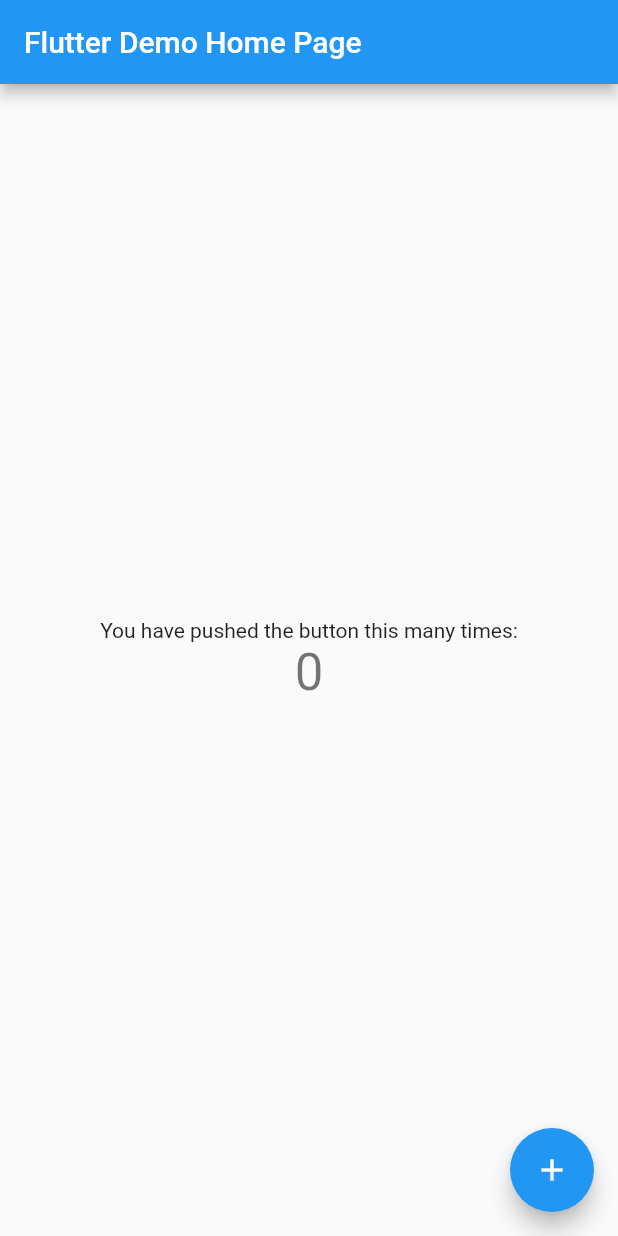
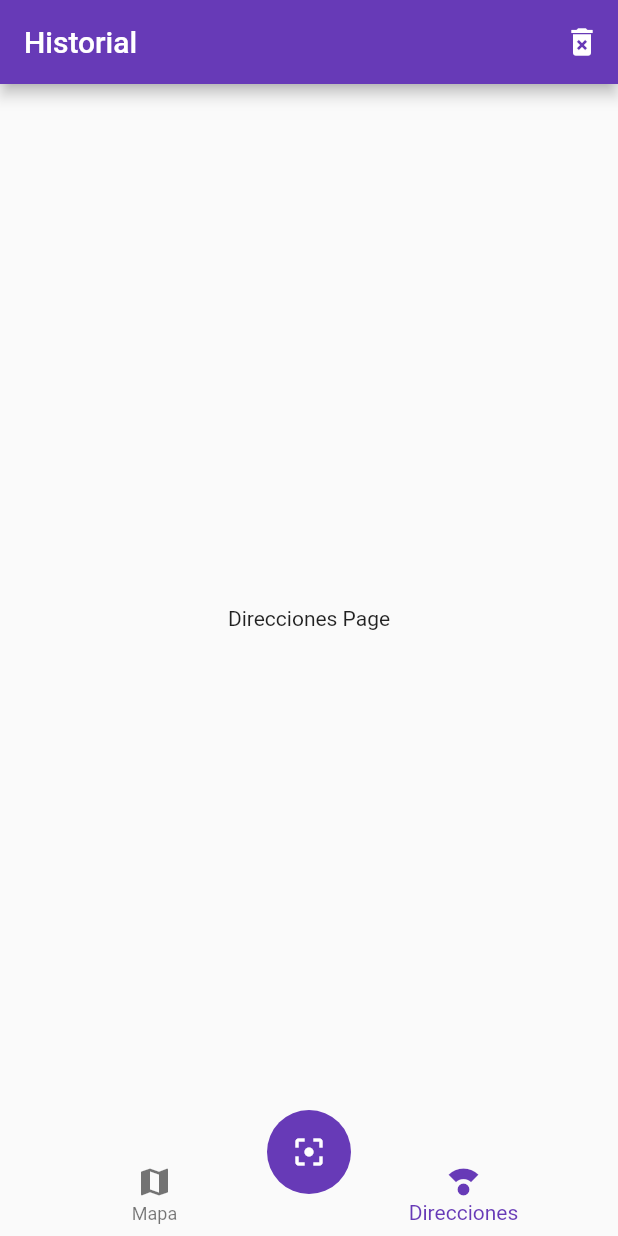
Before and after one commit to gradosj/flutter_lector_qr, a Flutter app: the screen it shows after launch, on a phone screen of 412 x 824 dp. Run offline on Flutter 3.47's test engine with Material 2 defaults, Android fonts, the light colour scheme and no system bars.

Commit message:
antes del provider

```diff
--- a/lib/main.dart
+++ b/lib/main.dart
@@ -1,115 +1,27 @@
 import 'package:flutter/material.dart';
+import 'package:lector_qr/pages/home_page.dart';
 
-void main() {
-  runApp(const MyApp());
-}
+import 'package:lector_qr/pages/map_page.dart';
+
+void main() => runApp(const MyApp());
 
 class MyApp extends StatelessWidget {
   const MyApp({super.key});
 
-  // This widget is the root of your application.
   @override
   Widget build(BuildContext context) {
     return MaterialApp(
-      title: 'Flutter Demo',
+      debugShowCheckedModeBanner: false,
+      title: 'Qa Reader',
+      initialRoute: 'home',
+      routes: {
+        'home': (_) => HomePage(),
+        'mapa': (_) => MapPage(),
+      },
       theme: ThemeData(
-        // This is the theme of your application.
-        //
-        // Try running your application with "flutter run". You'll see the
-        // application has a blue toolbar. Then, without quitting the app, try
-        // changing the primarySwatch below to Colors.green and then invoke
-        // "hot reload" (press "r" in the console where you ran "flutter run",
-        // or simply save your changes to "hot reload" in a Flutter IDE).
-        // Notice that the counter didn't reset back to zero; the application
-        // is not restarted.
-        primarySwatch: Colors.blue,
-      ),
-      home: const MyHomePage(title: 'Flutter Demo Home Page'),
+          primarySwatch: Colors.deepPurple,
+          floatingActionButtonTheme: FloatingActionButtonThemeData(
+              backgroundColor: Colors.deepPurple)),
     );
   }
 }
-
-class MyHomePage extends StatefulWidget {
-  const MyHomePage({super.key, required this.title});
-
-  // This widget is the home page of your application. It is stateful, meaning
-  // that it has a State object (defined below) that contains fields that affect
-  // how it looks.
-
-  // This class is the configuration for the state. It holds the values (in this
-  // case the title) provided by the parent (in this case the App widget) and
-  // used by the build method of the State. Fields in a Widget subclass are
-  // always marked "final".
-
-  final String title;
-
-  @override
-  State<MyHomePage> createState() => _MyHomePageState();
-}
-
-class _MyHomePageState extends State<MyHomePage> {
-  int _counter = 0;
-
-  void _incrementCounter() {
-    setState(() {
-      // This call to setState tells the Flutter framework that something has
-      // changed in this State, which causes it to rerun the build method below
-      // so that the display can reflect the updated values. If we changed
-      // _counter without calling setState(), then the build method would not be
-      // called again, and so nothing would appear to happen.
-      _counter++;
-    });
-  }
-
-  @override
-  Widget build(BuildContext context) {
-    // This method is rerun every time setState is called, for instance as done
-    // by the _incrementCounter method above.
-    //
-    // The Flutter framework has been optimized to make rerunning build methods
-    // fast, so that you can just rebuild anything that needs updating rather
-    // than having to individually change instances of widgets.
-    return Scaffold(
-      appBar: AppBar(
-        // Here we take the value from the MyHomePage object that was created by
-        // the App.build method, and use it to set our appbar title.
-        title: Text(widget.title),
-      ),
-      body: Center(
-        // Center is a layout widget. It takes a single child and positions it
-        // in the middle of the parent.
-        child: Column(
-          // Column is also a layout widget. It takes a list of children and
-          // arranges them vertically. By default, it sizes itself to fit its
-          // children horizontally, and tries to be as tall as its parent.
-          //
-          // Invoke "debug painting" (press "p" in the console, choose the
-          // "Toggle Debug Paint" action from the Flutter Inspector in Android
-          // Studio, or the "Toggle Debug Paint" command in Visual Studio Code)
-          // to see the wireframe for each widget.
-          //
-          // Column has various properties to control how it sizes itself and
-          // how it positions its children. Here we use mainAxisAlignment to
-          // center the children vertically; the main axis here is the vertical
-          // axis because Columns are vertical (the cross axis would be
-          // horizontal).
-          mainAxisAlignment: MainAxisAlignment.center,
-          children: <Widget>[
-            const Text(
-              'You have pushed the button this many times:',
-            ),
-            Text(
-              '$_counter',
-              style: Theme.of(context).textTheme.headline4,
-            ),
-          ],
-        ),
-      ),
-      floatingActionButton: FloatingActionButton(
-        onPressed: _incrementCounter,
-        tooltip: 'Increment',
-        child: const Icon(Icons.add),
-      ), // This trailing comma makes auto-formatting nicer for build methods.
-    );
-  }
-}
--- /dev/null
+++ b/lib/pages/direcciones_page.dart
@@ -0,0 +1,10 @@
+import 'package:flutter/material.dart';
+
+class DireccionesPage extends StatelessWidget {
+  @override
+  Widget build(BuildContext context) {
+    return Center(
+      child: Text('Direcciones Page'),
+    );
+  }
+}
--- /dev/null
+++ b/lib/pages/home_page.dart
@@ -0,0 +1,43 @@
+import 'package:flutter/material.dart';
+import 'package:lector_qr/pages/direcciones_page.dart';
+import 'package:lector_qr/pages/maps_page.dart';
+import 'package:lector_qr/widgets/custom_navigatorbar.dart';
+
+import '../widgets/scan_botton.dart';
+
+class HomePage extends StatelessWidget {
+  @override
+  Widget build(BuildContext context) {
+    return Scaffold(
+        appBar: AppBar(
+          title: Text('Historial'),
+          actions: [
+            IconButton(onPressed: () {}, icon: Icon(Icons.delete_forever))
+          ],
+        ),
+        body: _HomePageBody(),
+        bottomNavigationBar: CustomNavigationBar(),
+        floatingActionButton: ScanButton(),
+        floatingActionButtonLocation:
+            FloatingActionButtonLocation.miniCenterDocked);
+  }
+}
+
+class _HomePageBody extends StatelessWidget {
+  const _HomePageBody({super.key});
+
+  @override
+  Widget build(BuildContext context) {
+    const currentIndex = 1;
+
+    switch (currentIndex) {
+      case 0:
+        return MapsPage();
+      case 1:
+        return DireccionesPage();
+
+      default:
+        return MapsPage();
+    }
+  }
+}
--- /dev/null
+++ b/lib/pages/map_page.dart
@@ -0,0 +1,12 @@
+import 'package:flutter/material.dart';
+
+class MapPage extends StatelessWidget {
+  @override
+  Widget build(BuildContext context) {
+    return Scaffold(
+      body: Center(
+        child: Text('MapPage'),
+      ),
+    );
+  }
+}
--- /dev/null
+++ b/lib/pages/maps_page.dart
@@ -0,0 +1,10 @@
+import 'package:flutter/material.dart';
+
+class MapsPage extends StatelessWidget {
+  @override
+  Widget build(BuildContext context) {
+    return Center(
+      child: Text('Mapas'),
+    );
+  }
+}
--- /dev/null
+++ b/lib/widgets/custom_navigatorbar.dart
@@ -0,0 +1,20 @@
+import 'package:flutter/material.dart';
+
+class CustomNavigationBar extends StatelessWidget {
+  const CustomNavigationBar({super.key});
+
+  @override
+  Widget build(BuildContext context) {
+    final currentIndex = 1;
+
+    return BottomNavigationBar(
+      currentIndex: currentIndex,
+      elevation: 0,
+      items: [
+        BottomNavigationBarItem(icon: Icon(Icons.map), label: 'Mapa'),
+        BottomNavigationBarItem(
+            icon: Icon(Icons.compass_calibration), label: 'Direcciones')
+      ],
+    );
+  }
+}
--- /dev/null
+++ b/lib/widgets/scan_botton.dart
@@ -0,0 +1,14 @@
+import 'package:flutter/material.dart';
+
+class ScanButton extends StatelessWidget {
+  const ScanButton({super.key});
+
+  @override
+  Widget build(BuildContext context) {
+    return FloatingActionButton(
+      elevation: 0,
+      child: Icon(Icons.filter_center_focus),
+      onPressed: () {},
+    );
+  }
+}
--- a/pubspec.yaml
+++ b/pubspec.yaml
@@ -36,6 +36,7 @@
   # The following adds the Cupertino Icons font to your application.
   # Use with the CupertinoIcons class for iOS style icons.
   cupertino_icons: ^1.0.2
+  provider: ^6.0.5
 
 dev_dependencies:
   flutter_test:
```
Also changed, not shown: pubspec.lock, 2 other files.
